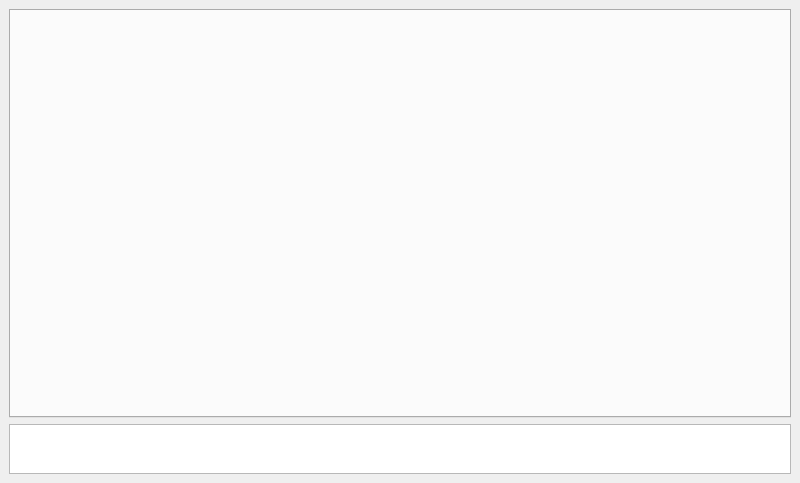
Qt form views/main_window.ui (luis-banuelos-chacon/trolleyTester) before a commit.
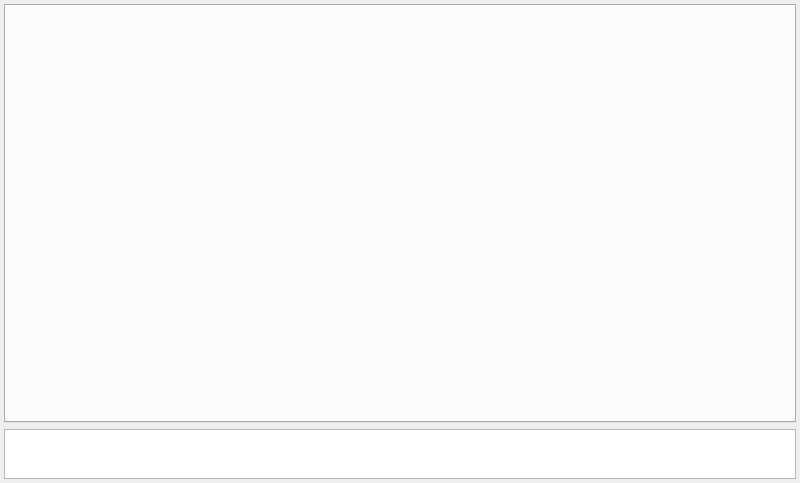
The same form after that commit.

Patch:
```diff
--- a/views/main_window.ui
+++ b/views/main_window.ui
@@ -15,6 +15,9 @@
   </property>
   <widget class="QWidget" name="centralwidget">
    <layout class="QVBoxLayout" name="verticalLayout" stretch="5,1">
+    <property name="margin">
+     <number>4</number>
+    </property>
     <item>
      <widget class="QTabWidget" name="tabWidget">
       <property name="styleSheet">
```
